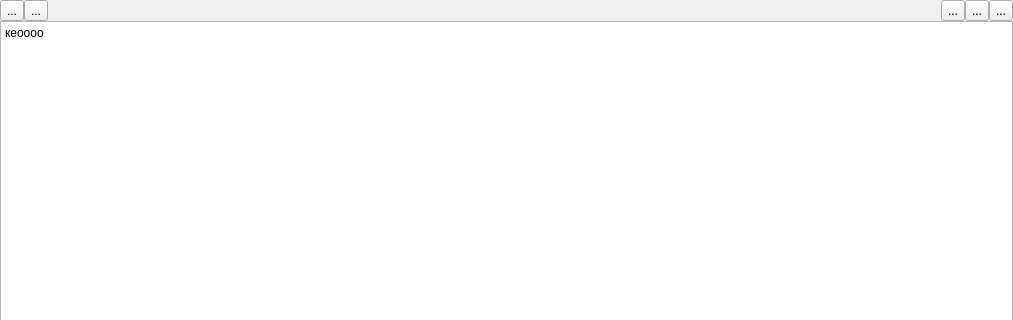
iamsaywhat/cutecom-terminal, file mainwidget.ui: the form before one commit; both pictures show x 0 to 1013 and y 0 to 320 of the 1013 by 680 pixel window.
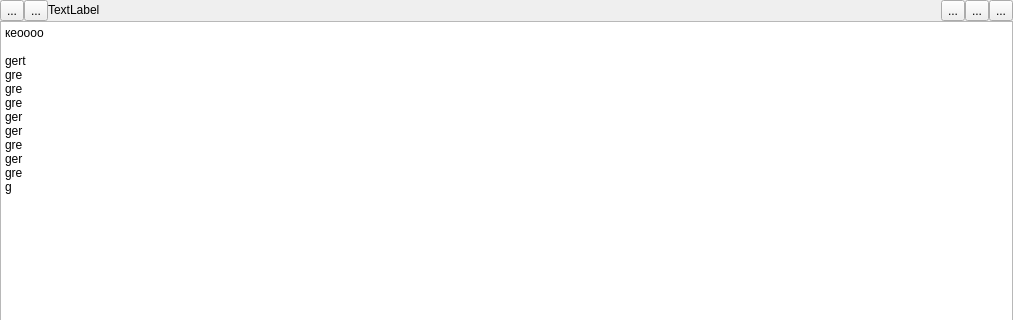
The form after the commit.

Diff of the .ui file:
```diff
--- a/mainwidget.ui
+++ b/mainwidget.ui
@@ -55,6 +55,27 @@
         <number>0</number>
        </property>
        <item row="1" column="0">
+        <widget class="QPlainTextEdit" name="consoleField">
+         <property name="styleSheet">
+          <string notr="true"/>
+         </property>
+         <property name="plainText">
+          <string>кеоооо
+
+gert
+gre
+gre
+gre
+ger
+ger
+gre
+ger
+gre
+g</string>
+         </property>
+        </widget>
+       </item>
+       <item row="2" column="0">
         <layout class="QVBoxLayout" name="consoleUnion">
          <item>
           <layout class="QHBoxLayout" name="consoleActionPanel">
@@ -82,16 +103,6 @@
          </item>
         </layout>
        </item>
-       <item row="0" column="0">
-        <widget class="QPlainTextEdit" name="consoleField">
-         <property name="styleSheet">
-          <string notr="true"/>
-         </property>
-         <property name="plainText">
-          <string>кеоооо</string>
-         </property>
-        </widget>
-       </item>
       </layout>
      </widget>
      <widget class="QWidget" name="tablePage">
@@ -148,6 +159,9 @@
      <property name="spacing">
       <number>0</number>
      </property>
+     <property name="bottomMargin">
+      <number>0</number>
+     </property>
      <item>
       <widget class="QToolButton" name="connectionButton">
        <property name="text">
@@ -163,17 +177,17 @@
       </widget>
      </item>
      <item>
-      <spacer name="horizontalSpacer">
-       <property name="orientation">
-        <enum>Qt::Horizontal</enum>
+      <widget class="QLabel" name="appName">
+       <property name="sizePolicy">
+        <sizepolicy hsizetype="Expanding" vsizetype="Fixed">
+         <horstretch>0</horstretch>
+         <verstretch>0</verstretch>
+        </sizepolicy>
        </property>
-       <property name="sizeHint" stdset="0">
-        <size>
-         <width>40</width>
-         <height>20</height>
-        </size>
+       <property name="text">
+        <string>TextLabel</string>
        </property>
-      </spacer>
+      </widget>
      </item>
      <item>
       <widget class="QToolButton" name="minimizeButton">
```
Left out of the diff: 42 changed lines with no effect on the pictures.
